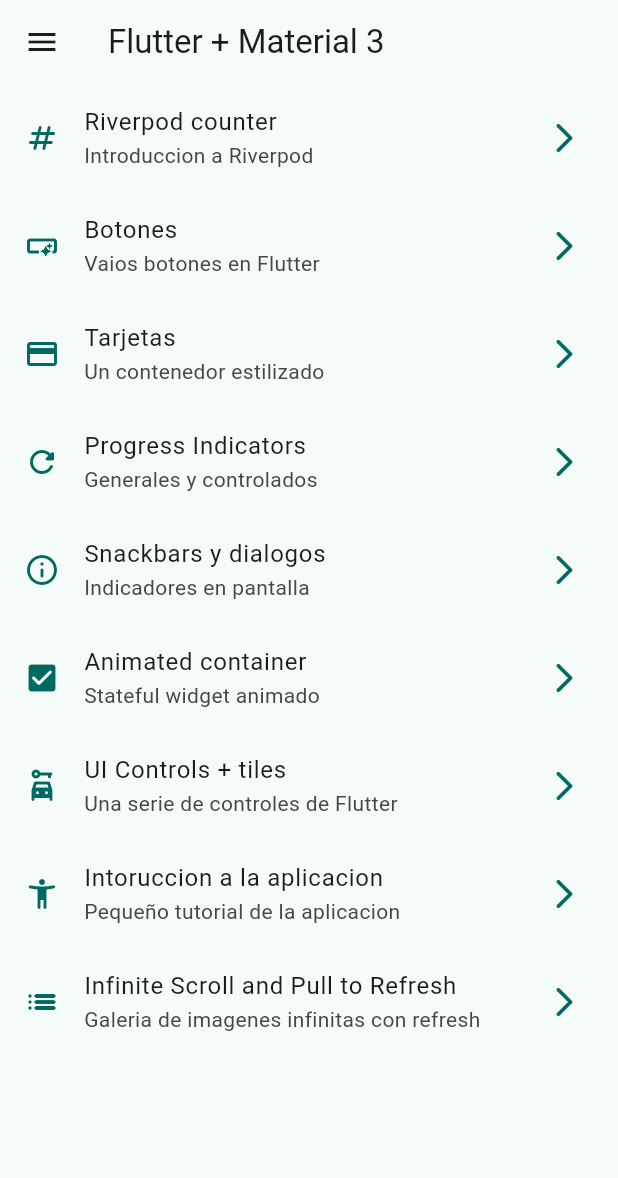
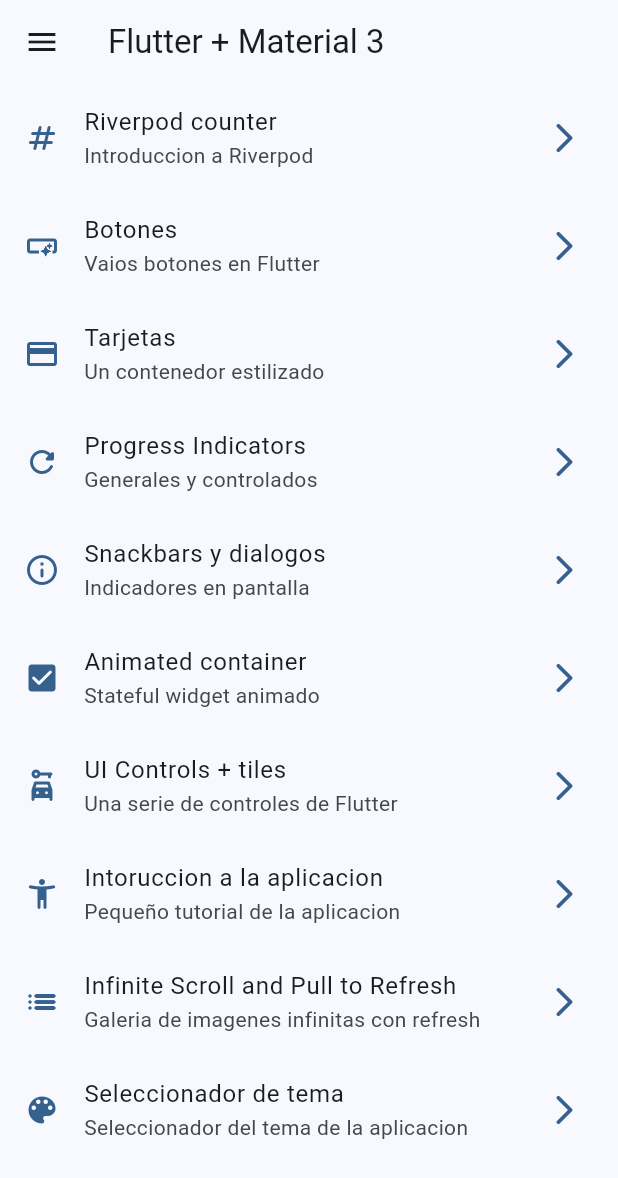
Before and after one commit to DarioAlvarez53/WidgetApp, a Flutter app: the screen it shows after launch, on a phone screen of 412 x 824 dp. Shown: the top 1178 px of the screen. Run offline on Flutter 3.47's test engine with Material 3 defaults, Android fonts, the phone set to English and light mode, and no system bars; our stand-ins replace animate_do, flutter_riverpod, go_router.

Commit message:
Theme changer termianado

```diff
--- a/lib/config/menu/menu_items.dart
+++ b/lib/config/menu/menu_items.dart
@@ -74,5 +74,10 @@ const appMenuItems = <MenuItems>[
     link: '/infinite-scroll',
     icon: Icons.list_rounded
   ),
-
+  MenuItems(
+    title: "Seleccionador de tema",
+    subTitle: "Seleccionador del tema de la aplicacion",
+    link: '/theme-changer',
+    icon: Icons.color_lens_rounded
+  ),
 ];
--- a/lib/config/router/app_router.dart
+++ b/lib/config/router/app_router.dart
@@ -65,5 +65,11 @@ final appRouter = GoRouter(
       path: '/counter',
       builder: (context, state) => const CounterScreen(),
     ),
+
+    GoRoute(
+      name: ThemeChangerScreen.name,
+      path: '/theme-changer',
+      builder: (context, state) => const ThemeChangerScreen(),
+    ),
   ],
 );
--- a/lib/config/theme/app_theme.dart
+++ b/lib/config/theme/app_theme.dart
@@ -17,9 +17,11 @@ const colorList = <Color>[
 class AppTheme {
 
   final int selectedColor;
+  final bool isDarkMode;
 
   AppTheme ({
     this.selectedColor = 0,
+    this.isDarkMode = false,
   }): assert ( selectedColor >= 0, "Selected color must be greater then 0"),
       assert ( selectedColor < colorList.length,
         "Selected color must be less or equal than ${colorList.length - 1}");
@@ -27,6 +29,7 @@ class AppTheme {
   //Creando el metodo
   ThemeData getTheme() => ThemeData(
     useMaterial3: true,
+    brightness: isDarkMode ? Brightness.dark : Brightness.light,
     colorSchemeSeed: colorList[selectedColor],
     appBarTheme: const AppBarTheme(
       centerTitle: false
--- a/lib/main.dart
+++ b/lib/main.dart
@@ -2,6 +2,7 @@ import 'package:flutter/material.dart';
 import 'package:flutter_riverpod/flutter_riverpod.dart';
 import 'package:widget_app/config/router/app_router.dart';
 import 'package:widget_app/config/theme/app_theme.dart';
+import 'package:widget_app/presentation/providers/theme_provider.dart';
 
 void main() {
   runApp(
@@ -11,16 +12,24 @@ void main() {
   );
 }
 
-class MainApp extends StatelessWidget {
+class MainApp extends ConsumerWidget {
   const MainApp({super.key});
 
   @override
-  Widget build(BuildContext context) {
+  Widget build(BuildContext context, ref) {
+
+    final bool isDarkMode = ref.watch(isDarkModeProvider);
+
+    final int selectedColor = ref.watch(selectedColorProvider);
+
     return MaterialApp.router(
       title: 'Flutter Widgets',
       routerConfig: appRouter,
       debugShowCheckedModeBanner: false,
-      theme: AppTheme(selectedColor: 1).getTheme(),
+      theme: AppTheme(
+        selectedColor: selectedColor,
+        isDarkMode: isDarkMode
+        ).getTheme(),
     );
   }
 }
--- a/lib/presentation/providers/theme_provider.dart
+++ b/lib/presentation/providers/theme_provider.dart
@@ -1,4 +1,11 @@
+import 'package:flutter_riverpod/flutter_riverpod.dart';
+import 'package:widget_app/config/theme/app_theme.dart';
+
 //crear un estado para un bool que se va a llamar isDarkModeProvider
-import 'package:flutter_riverpod/flutter_riverpod.dart';
+final isDarkModeProvider = StateProvider<bool>((ref) => false);
 
-final isDarkModeProvider = StateProvider<bool>((ref) => false);
+//Listado de colores inmutable
+final colorListProvider = Provider((ref) => colorList);
+
+//Nuevo estado para manejar un simple entero
+final selectedColorProvider = StateProvider((ref) => 0);
--- a/lib/presentation/screens/screens.dart
+++ b/lib/presentation/screens/screens.dart
@@ -10,4 +10,5 @@ export 'package:widget_app/presentation/screens/home/home_screen.dart';
 export 'package:widget_app/presentation/screens/infinite_scroll/infinite_scroll_screen.dart';
 export 'package:widget_app/presentation/screens/progress/progress_screen.dart';
 export 'package:widget_app/presentation/screens/snackbar/snackbar_screen.dart';
+export 'package:widget_app/presentation/screens/theme_changer/theme_chenger.dart';
 export 'package:widget_app/presentation/screens/ui_controls/ui_controls_screen.dart';
```
Also changed, not shown: lib/presentation/screens/theme_changer/theme_chenger.dart (added, +63 -0 lines).
